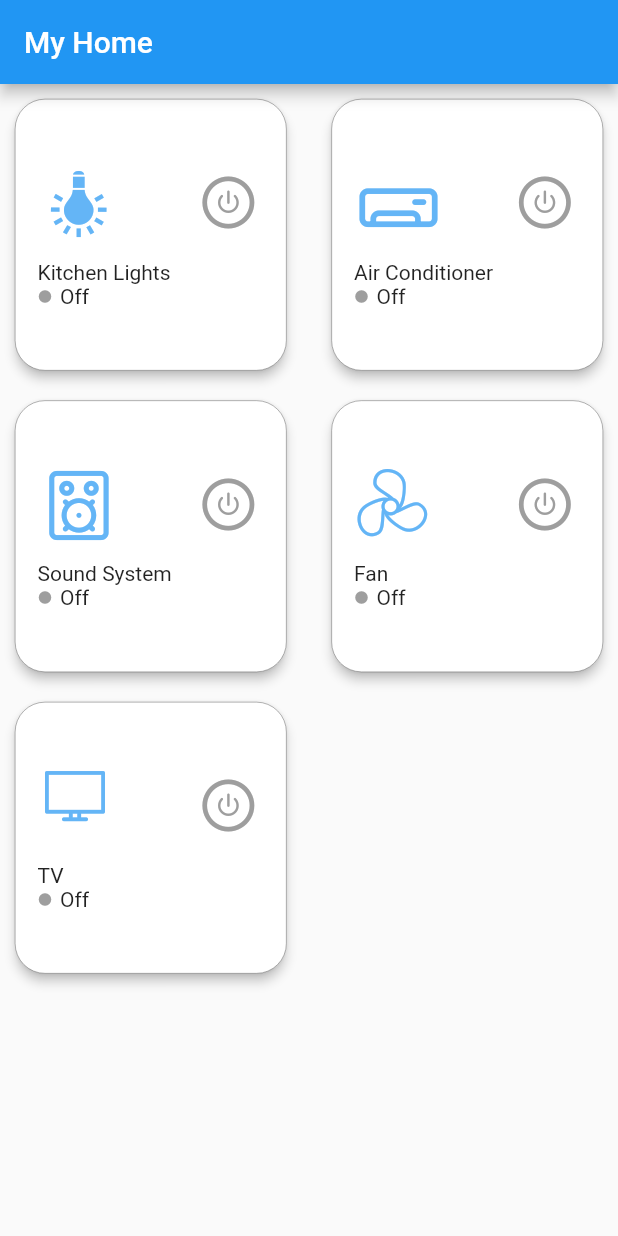
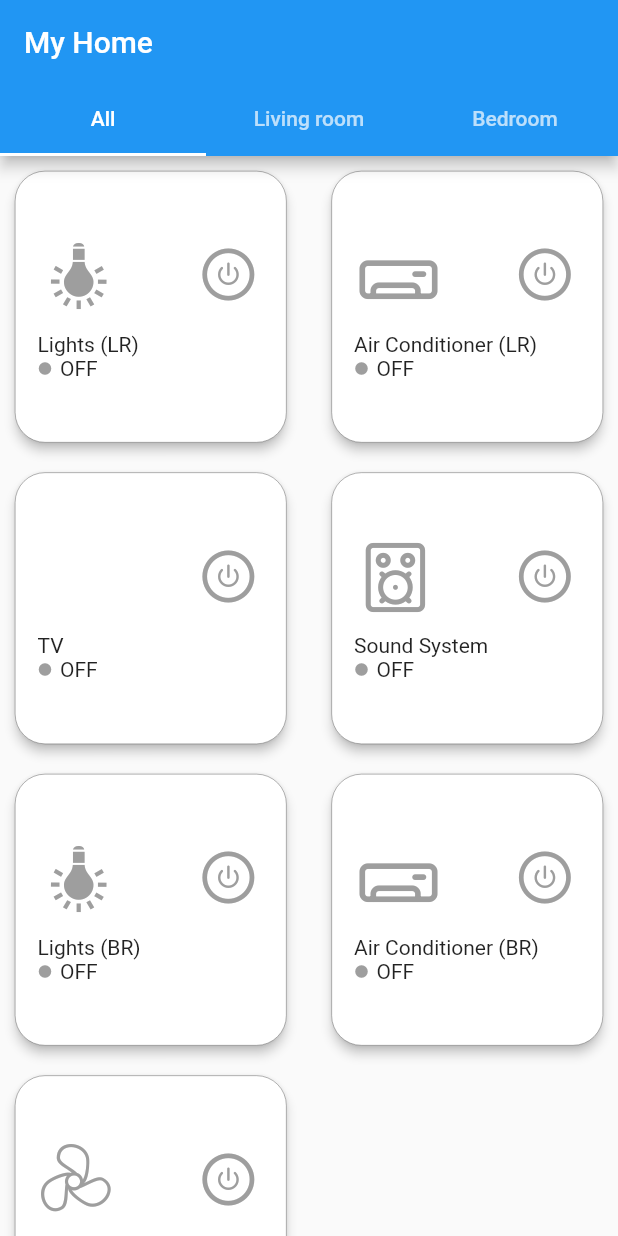
Before and after one commit to Y-T-G/IoT-App-Layout, a Flutter app: the screen it shows after launch, on a phone screen of 412 x 824 dp. Run offline on Flutter 3.47's test engine with Material 2 defaults, Android fonts, the phone set to English and light mode, and no system bars.

Commit message:
Add Part 2

```diff
--- a/lib/device.dart
+++ b/lib/device.dart
@@ -11,7 +11,7 @@ class DeviceWidget extends StatefulWidget {
 }
 
 class _DeviceWidgetState extends State<DeviceWidget> {
-  var _powerText = 'Off';
+  var _powerText = 'OFF';
   Color _iconColor = Colors.grey;
   void toggleColor() {
     setState(() {
@@ -44,7 +44,7 @@ class _DeviceWidgetState extends State<DeviceWidget> {
                 children: [
                   Icon(
                     widget._deviceIcon,
-                    color: Colors.blue[300],
+                    color: _iconColor,
                     size: 50,
                   ),
                   Expanded(
--- a/lib/main.dart
+++ b/lib/main.dart
@@ -12,26 +12,74 @@ class MyApp extends StatefulWidget {
 }
 
 class _MyAppState extends State<MyApp> {
-  var _iconMap = {'icon': AppIcons.lightbulb};
+  Map _devices = {
+    'living': [
+      {'name': 'Lights (LR)', 'icon': AppIcons.lightbulb},
+      {'name': 'Air Conditioner (LR)', 'icon': AppIcons.aircon},
+      {'name': 'TV', 'icon': AppIcons.tv},
+      {'name': 'Sound System', 'icon': AppIcons.sound_system},
+    ],
+    'bedroom': [
+      {'name': 'Lights (BR)', 'icon': AppIcons.lightbulb},
+      {'name': 'Air Conditioner (BR)', 'icon': AppIcons.aircon},
+      {'name': 'Fan', 'icon': AppIcons.fan},
+    ],
+  };
   @override
   Widget build(BuildContext context) {
     final title = 'My Home';
     return MaterialApp(
-      title: title,
-      home: Scaffold(
+      home: DefaultTabController(
+        length: 3,
+        child: Scaffold(
           appBar: AppBar(
+            bottom: TabBar(
+              tabs: [
+                Tab(
+                  text: 'All',
+                ),
+                Tab(
+                  text: 'Living room',
+                ),
+                Tab(
+                  text: 'Bedroom',
+                ),
+              ],
+            ),
             title: Text(title),
           ),
-        body: GridView.count(
+          body: TabBarView(
+            children: [
+              GridView.count(
                 crossAxisCount: 2,
                 crossAxisSpacing: 10,
                 children: [
-            DeviceWidget('Kitchen Lights', AppIcons.lightbulb),
-            DeviceWidget('Air Conditioner', AppIcons.aircon),
-            DeviceWidget('Sound System', AppIcons.sound_system),
-            DeviceWidget('Fan', AppIcons.fan),
-            DeviceWidget('TV', AppIcons.tv),
+                  //Looping to get all devices
+                  for (MapEntry room in _devices.entries)
+                    for (Map device in room.value)
+                      DeviceWidget(device['name'], device['icon']),
                 ],
+              ),
+              GridView.count(
+                crossAxisCount: 2,
+                crossAxisSpacing: 10,
+                children: [
+                  //Looping to get devices only in living room
+                  for (Map device in _devices['living'])
+                    DeviceWidget(device['name'], device['icon']),
+                ],
+              ),
+              GridView.count(
+                crossAxisCount: 2,
+                crossAxisSpacing: 10,
+                children: [
+                  //Looping to get devices in bedroom
+                  for (Map device in _devices['bedroom'])
+                    DeviceWidget(device['name'], device['icon']),
+                ],
+              ),
+            ],
+          ),
         ),
       ),
     );
```
Also changed, not shown: assets/fonts/AppIcons.ttf, 1 other file. Lines whose indentation alone changed are shown as unchanged.
